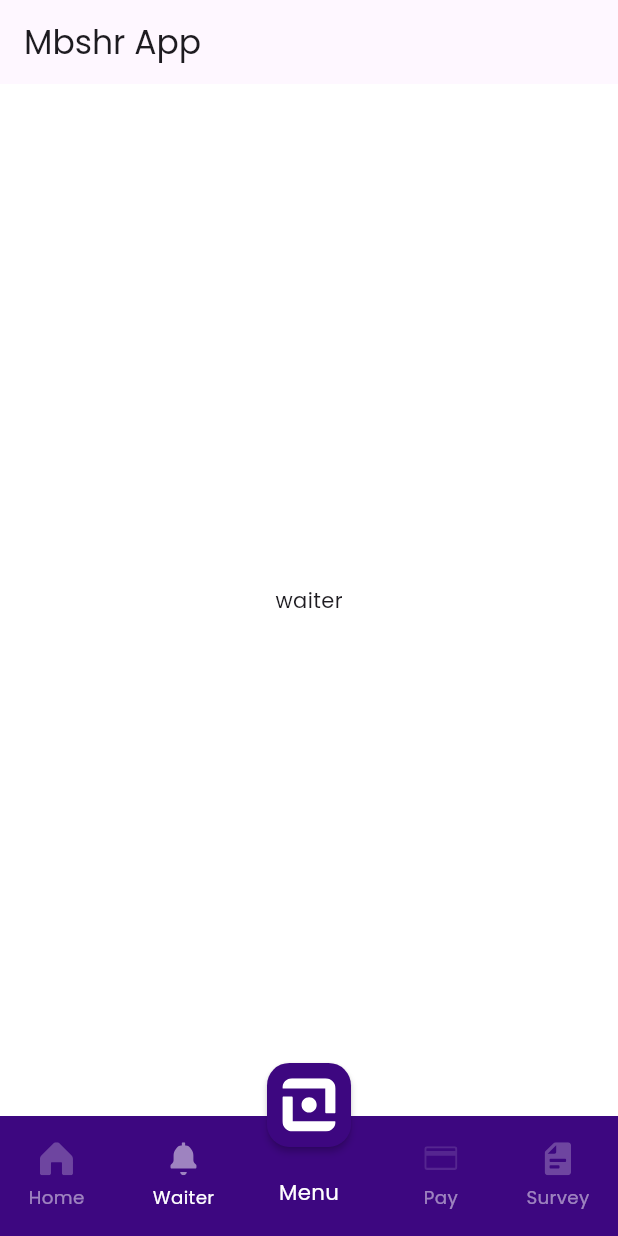
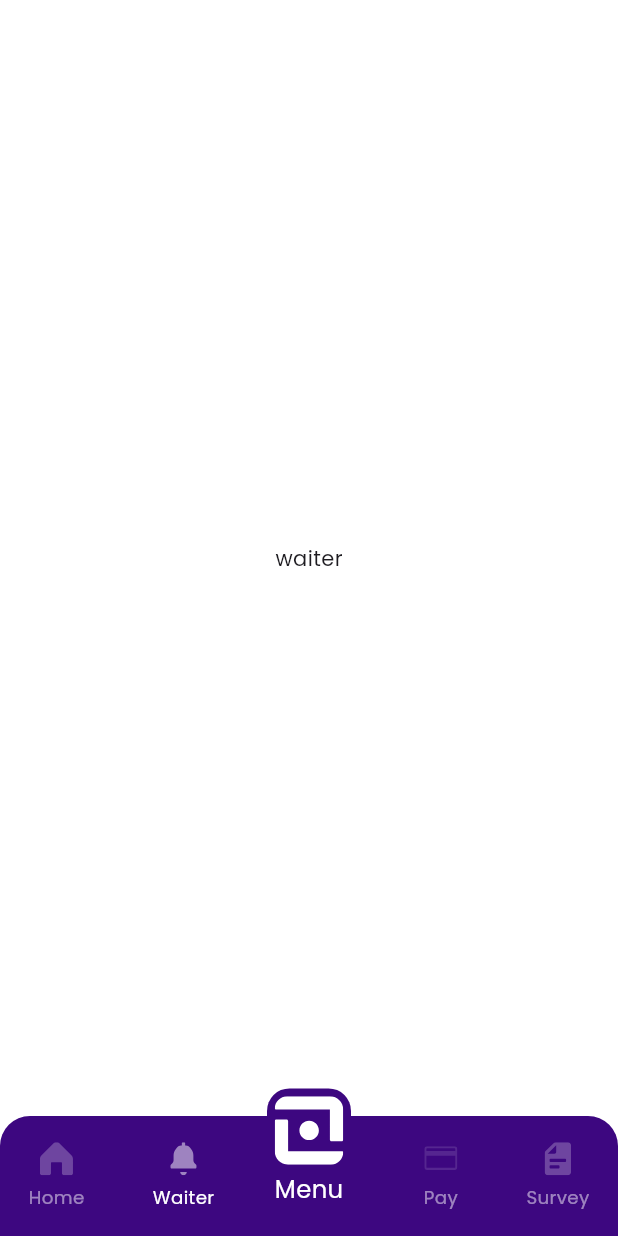
Before and after one commit to HushABF/mbshr_project, a Flutter app: the screen it shows after launch, item 2 of the bottom bar chosen, on a phone screen of 412 x 824 dp. Run offline on Flutter 3.47's test engine with Material 3 defaults, Android fonts, the phone set to English and light mode, and no system bars; our stand-ins replace flutter_screenutil, flutter_svg, go_router.

Commit message:
Wire HomeScreen into bottom nav and restyle FAB/bar
- Embed HomeScreen as the Home tab and drop wrapper AppBar
- Round bottom nav top corners with ClipRRect
- Lower FAB via Transform.translate and remove its elevation
- Enlarge FAB menu icon and switch label to font16WhiteRegular

```diff
--- a/lib/features/bottom_nav/ui/bottom_navigation_bar.dart
+++ b/lib/features/bottom_nav/ui/bottom_navigation_bar.dart
@@ -4,6 +4,7 @@ import 'package:flutter_svg/svg.dart';
 import 'package:mbshr_project/core/helpers/spacing.dart';
 import 'package:mbshr_project/core/theming/colors.dart';
 import 'package:mbshr_project/core/theming/styles.dart';
+import 'package:mbshr_project/features/home/ui/screens/home_screen.dart';
 
 class BottomNavigationBarScreen extends StatefulWidget {
   const BottomNavigationBarScreen({super.key});
@@ -16,7 +17,7 @@ class BottomNavigationBarScreen extends StatefulWidget {
 class _BottomNavigationBarScreenState extends State<BottomNavigationBarScreen> {
   int _selectedIndex = 0;
   final List<Widget> _pages = [
-    Center(child: Text("home")), // Home
+    const HomeScreen(), // Home
     Center(child: Text("waiter")), // Chat
     Center(child: Text("pay")), // Calendar
     Center(child: Text("survey")), // Profile
@@ -25,7 +26,6 @@ class _BottomNavigationBarScreenState extends State<BottomNavigationBarScreen> {
   Widget build(BuildContext context) {
     return Scaffold(
       backgroundColor: Colors.white,
-      appBar: AppBar(title: Text("Mbshr App")),
       floatingActionButton: SizedBox(
         height: 120.h,
         width: 100.w,
@@ -33,34 +33,38 @@ class _BottomNavigationBarScreenState extends State<BottomNavigationBarScreen> {
           mainAxisSize: MainAxisSize.min,
           mainAxisAlignment: MainAxisAlignment.end,
           children: [
-            FloatingActionButton(
+            Transform.translate(
+              offset: const Offset(0, 20),
+              child: FloatingActionButton(
                 onPressed: () {},
                 backgroundColor: ColorsManager.mainPurple,
                 shape: RoundedRectangleBorder(
                   borderRadius: BorderRadius.circular(15),
                 ),
-              elevation: 2,
+                elevation: 0,
                 child: SvgPicture.asset(
                   "assets/svgs/menu_icon.svg",
-                height: 35.h,
-                width: 35.w,
-                colorFilter: const ColorFilter.mode(Colors.white, BlendMode.srcIn),
+                  height: 45.h,
+                  width: 45.w,
+                  colorFilter: const ColorFilter.mode(
+                    Colors.white,
+                    BlendMode.srcIn,
+                  ),
+                ),
               ),
             ),
             verticalSpace(20),
-            Text(
-              "Menu",
-              style: TextStyles.font12WhiteRegular.copyWith(
-                color: Colors.white,
-                fontSize: 14.sp
-              ),
-            ),
-
+            Text("Menu", style: TextStyles.font16WhiteRegular),
           ],
         ),
       ),
       floatingActionButtonLocation: FloatingActionButtonLocation.centerDocked,
-      bottomNavigationBar: BottomAppBar(
+      bottomNavigationBar: ClipRRect(
+        borderRadius: const BorderRadius.only(
+          topLeft: Radius.circular(20),
+          topRight: Radius.circular(20),
+        ),
+        child: BottomAppBar(
           padding: EdgeInsets.zero,
           color: ColorsManager.mainPurple,
           elevation: 10,
@@ -111,6 +115,7 @@ class _BottomNavigationBarScreenState extends State<BottomNavigationBarScreen> {
             ),
           ),
         ),
+      ),
       body: _pages[_selectedIndex],
     );
   }
--- a/lib/main.dart
+++ b/lib/main.dart
@@ -1,7 +1,6 @@
 import 'package:flutter/material.dart';
 import 'package:flutter_screenutil/flutter_screenutil.dart';
 import 'package:mbshr_project/mbshr_app.dart';
-
 
 void main() async {
   await ScreenUtil.ensureScreenSize();
--- a/pubspec.yaml
+++ b/pubspec.yaml
@@ -73,6 +73,7 @@ flutter:
   # To add assets to your application, add an assets section, like this:
   assets:
     - assets/svgs/
+    - assets/images/
   #   - images/a_dot_burr.jpeg
   #   - images/a_dot_ham.jpeg
   # An image asset can refer to one or more resolution-specific "variants", see
```
Also changed, not shown: pubspec.lock. Lines whose indentation alone changed are shown as unchanged.
